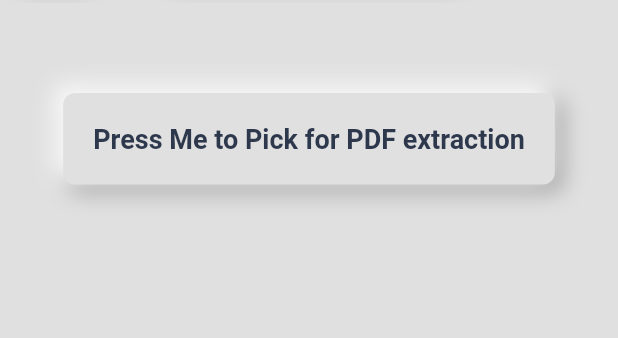
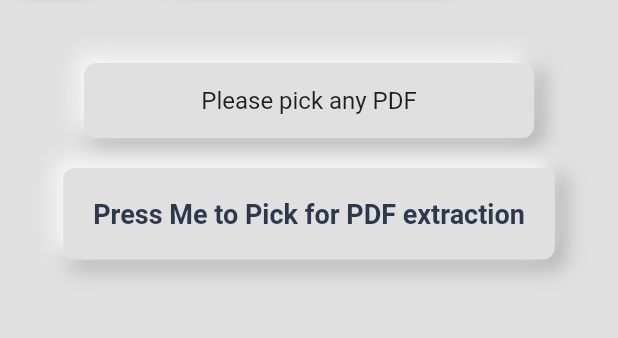
Before and after one commit to deepanshu-rajput-git/Pixel-Pen, a Flutter app: the PdfScanner screen opened directly, on a phone screen of 412 x 824 dp, the part 117-455 px from its top. Run offline on Flutter 3.47's test engine with Material 2 defaults, Android fonts, the phone set to English and light mode, and no system bars; our stand-ins replace animate_do, camera, file_picker, get, liquid_progress_indicator_v2, lottie and 1 more; missing offline and left inert: clipboard, google_mlkit_text_recognition, syncfusion_flutter_pdf, syncfusion_flutter_pdfviewer.

Commit message:
Tested the pdf viewer widget

```diff
--- a/lib/main.dart
+++ b/lib/main.dart
@@ -1,6 +1,7 @@
 import 'package:flutter/material.dart';
 import 'package:get/get.dart';
 import 'package:pixel_pen/SplashPage.dart';
+import 'package:pixel_pen/widgets/PdfScanner.dart';
 import 'package:pixel_pen/widgets/ResultScreen.dart';
 
 Future<void> main() async {
@@ -17,9 +18,9 @@ class MyApp extends StatelessWidget {
     return const GetMaterialApp(
       debugShowCheckedModeBanner: false,
       title: 'Pixel Pen',
-      home: SplashScreen(),
+      // home: SplashScreen(),
       // home: ResultScrSeen(text: "Hello Deepanshu"),
-      // home: HomePage(),
+      home: PdfScanner(),
     );
   }
 }
--- a/lib/widgets/PdfScanner.dart
+++ b/lib/widgets/PdfScanner.dart
@@ -4,9 +4,12 @@ import 'package:flutter/material.dart';
 import 'package:pixel_pen/utils/colors.dart';
 import 'package:pixel_pen/widgets/AppBar.dart';
 import 'package:pixel_pen/widgets/MainButton.dart';
+import 'package:pixel_pen/widgets/ResultScreen.dart';
 import 'package:pixel_pen/widgets/TextContainer.dart';
 import 'package:syncfusion_flutter_pdf/pdf.dart';
 import 'dart:io';
+
+import 'package:syncfusion_flutter_pdfviewer/pdfviewer.dart';
 
 class PdfScanner extends StatefulWidget {
   const PdfScanner({Key? key}) : super(key: key);
@@ -19,7 +22,7 @@ class _PdfScannerState extends State<PdfScanner> {
   FilePickerResult? filePicked; // pdf file picked
   String? extractedText;
   String? selectedFileName;
-  String? imagePath;
+  String? pdfPath;
 
   Future<void> extractTextFromPDF() async {
     try {
@@ -46,12 +49,12 @@ class _PdfScannerState extends State<PdfScanner> {
         // Dispose of the document to free up resources
         document.dispose();
 
-        // Update the state to display the extracted text
+        // Updating the state to display the extracted text
         setState(() {
           extractedText = text;
           selectedFileName = fileName;
           filePicked = result;
-          imagePath = path;
+          pdfPath = path;
         });
       }
     } catch (e) {
@@ -95,6 +98,43 @@ class _PdfScannerState extends State<PdfScanner> {
             crossAxisAlignment: CrossAxisAlignment.center,
             children: <Widget>[
               const SizedBox(height: 30),
+              Row(
+                mainAxisAlignment: MainAxisAlignment.center,
+                children: [
+                  Container(
+                    width: 300,
+                    height: 100 / 2,
+                    decoration: BoxDecoration(
+                        color: AppColors.backgroundColor!,
+                        borderRadius: BorderRadius.circular(8),
+                        boxShadow: [
+                          BoxShadow(
+                              color: AppColors.darkColor!,
+                              blurRadius: 12,
+                              offset: const Offset(4, 4),
+                              spreadRadius: 1),
+                          const BoxShadow(
+                              color: Colors.white,
+                              blurRadius: 12,
+                              offset: Offset(-4, -4),
+                              spreadRadius: 1),
+                        ]),
+                    child: Center(
+                      child: FadeIn(
+                        duration: const Duration(seconds: 2),
+                        child: Text(
+                          selectedFileName != null
+                              ? 'Selected PDF :   $selectedFileName'
+                              : "Please pick any PDF",
+                          style: const TextStyle(fontSize: 16),
+                          overflow: TextOverflow.ellipsis,
+                          maxLines: 1,
+                        ),
+                      ),
+                    ),
+                  ),
+                ],
+              ),
               MainButton(
                 child: const Text(
                   "Press Me to Pick for PDF extraction",
@@ -107,8 +147,52 @@ class _PdfScannerState extends State<PdfScanner> {
                   extractTextFromPDF();
                 },
               ),
+              // extractedText != null
+              //     ? TextContainer(extractedText: extractedText!)
+              //     : Container(),
+
+              filePicked != null
+                  ? Container(
+                      height: 250, // Adjust the height as needed
+                      width: 250,
+                      decoration: BoxDecoration(
+                          color: AppColors.backgroundColor!,
+                          borderRadius: BorderRadius.circular(8),
+                          boxShadow: [
+                            BoxShadow(
+                                color: AppColors.darkColor!,
+                                blurRadius: 12,
+                                offset: const Offset(4, 4),
+                                spreadRadius: 1),
+                            const BoxShadow(
+                                color: Colors.white,
+                                blurRadius: 12,
+                                offset: Offset(-4, -4),
+                                spreadRadius: 1),
+                          ]), // Adjust the width as needed
+                      child: SfPdfViewer.file(File(pdfPath!)),
+                    )
+                  : Container(),
+              // const MyProgressIndicator(progress: 0.1),
               extractedText != null
-                  ? TextContainer(extractedText: extractedText!)
+                  ? MainButton(
+                      child: const Text(
+                        "Process Me",
+                        style: TextStyle(
+                            fontWeight: FontWeight.bold,
+                            fontSize: 18,
+                            color: AppColors.titleColor),
+                      ),
+                      onPressed: () {
+                        Navigator.push(
+                          context,
+                          MaterialPageRoute(
+                            builder: (context) =>
+                                ResultScreen(text: extractedText!),
+                          ),
+                        );
+                      },
+                    )
                   : Container(),
             ],
           ),
--- a/pubspec.yaml
+++ b/pubspec.yaml
@@ -46,6 +46,7 @@ dependencies:
   camera: ^0.10.5+4
   permission_handler: ^10.4.5
   syncfusion_flutter_pdf: ^23.1.36
+  syncfusion_flutter_pdfviewer: ^23.1.36
 
 dev_dependencies:
   flutter_test:
```
Also changed, not shown: pubspec.lock, 5 other files.
